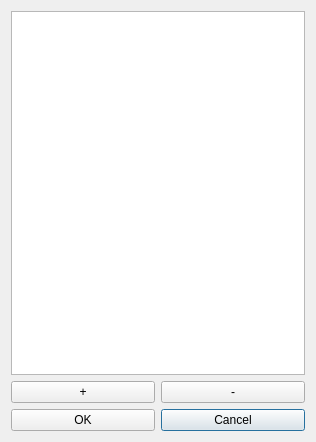
Old version of the form MiSleep/gui/uis/label_dialog.ui in the repository BryanWang0702/MiSleep.
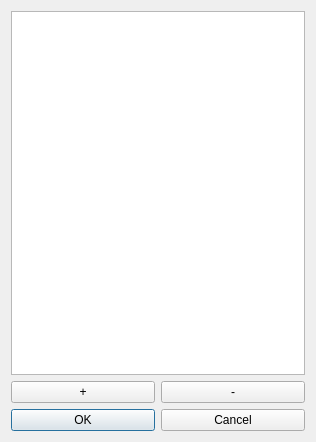
New version of the form. Icons and pictures are not drawn.

Commit message: add shortcut to misleep label dialog

The edit to the form file:
```diff
--- a/MiSleep/gui/uis/label_dialog.ui
+++ b/MiSleep/gui/uis/label_dialog.ui
@@ -23,6 +23,9 @@
      <property name="text">
       <string>Cancel</string>
      </property>
+     <property name="autoDefault">
+      <bool>false</bool>
+     </property>
     </widget>
    </item>
    <item row="3" column="0">
```
The commit also changes 5 other files.
